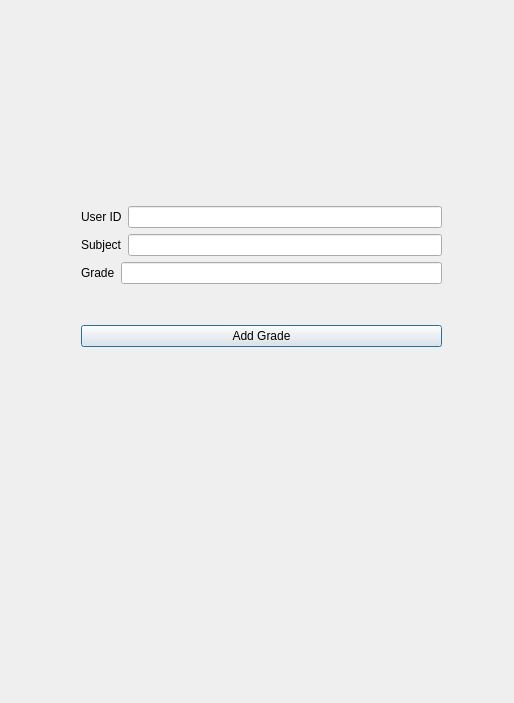
The window that brainstorm/brainstorm/forms/gradesButtons.ui (codingburgas/school-project-assignment-codex) describes before a commit, drawn with Qt 5.
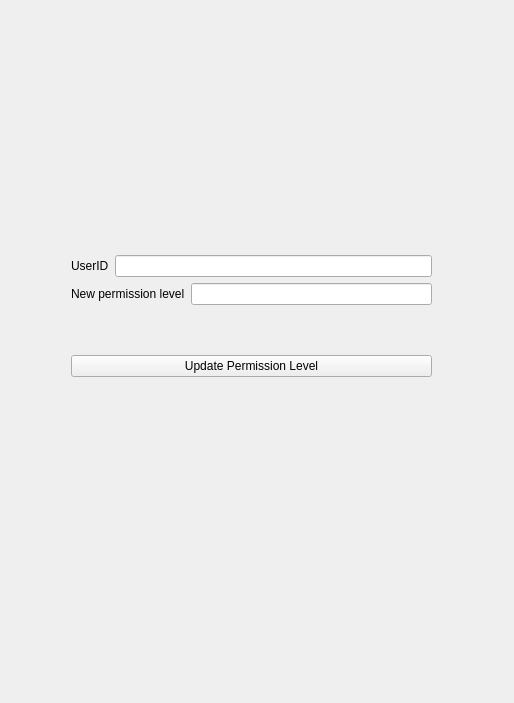
The same window after the commit. The open tabs and pages were chosen to show the change.

Commit message: Add change permission button in admin window

What changed in the file:
```diff
--- a/brainstorm/brainstorm/forms/gradesButtons.ui
+++ b/brainstorm/brainstorm/forms/gradesButtons.ui
@@ -17,7 +17,7 @@
    <item row="0" column="0">
     <widget class="QStackedWidget" name="stackedWidget">
      <widget class="QWidget" name="pageAddGrade">
-      <widget class="QWidget" name="">
+      <widget class="QWidget" name="layoutWidget">
        <property name="geometry">
         <rect>
          <x>70</x>
@@ -136,6 +136,59 @@
        </layout>
       </widget>
      </widget>
+     <widget class="QWidget" name="pageSetPerms">
+      <widget class="QWidget" name="layoutWidget_3">
+       <property name="geometry">
+        <rect>
+         <x>60</x>
+         <y>200</y>
+         <width>361</width>
+         <height>211</height>
+        </rect>
+       </property>
+       <layout class="QVBoxLayout" name="verticalLayout_5">
+        <item>
+         <layout class="QVBoxLayout" name="verticalLayout_6">
+          <item>
+           <layout class="QHBoxLayout" name="horizontalLayoutGradeID_2">
+            <item>
+             <widget class="QLabel" name="labelUserIDPerms">
+              <property name="text">
+               <string>UserID</string>
+              </property>
+             </widget>
+            </item>
+            <item>
+             <widget class="QLineEdit" name="lineEditUserIDPerms"/>
+            </item>
+           </layout>
+          </item>
+          <item>
+           <layout class="QHBoxLayout" name="horizontalLayoutNewGrade_2">
+            <item>
+             <widget class="QLabel" name="labelEditPermsLevel">
+              <property name="text">
+               <string>New permission level</string>
+              </property>
+             </widget>
+            </item>
+            <item>
+             <widget class="QLineEdit" name="lineEditPermsLevel"/>
+            </item>
+           </layout>
+          </item>
+         </layout>
+        </item>
+        <item>
+         <widget class="QPushButton" name="pushButtonUpdatePerms">
+          <property name="text">
+           <string>Update Permission Level</string>
+          </property>
+         </widget>
+        </item>
+       </layout>
+      </widget>
+     </widget>
      <widget class="QWidget" name="pageDeleteGrade">
       <widget class="QWidget" name="layoutWidget_2">
        <property name="geometry">
```
The commit also changes 9 other files.
